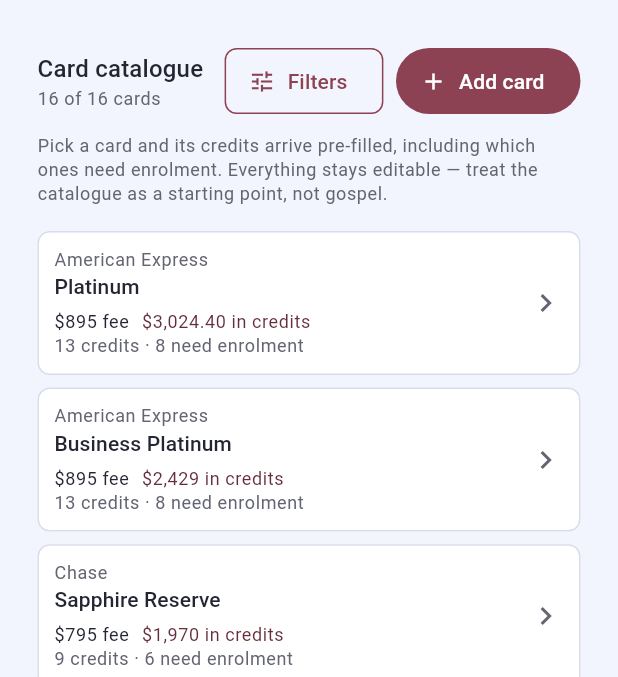
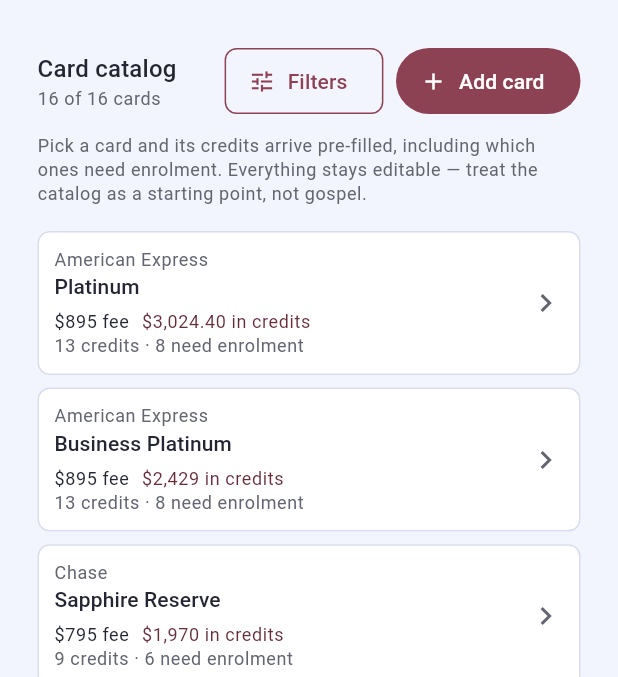
Before and after one commit to helpmebrands/reward-app, a Flutter app: the AddCardScreen screen opened by its route, on a phone screen of 412 x 824 dp, the part 81-758 px from its top. Run offline on Flutter 3.47's test engine with Material 3 defaults, Android fonts, the phone set to English and light mode, and no system bars; our stand-ins replace firebase_auth, firebase_core, firebase_messaging, go_router, share_plus, shared_preferences and 1 more; missing offline and left inert: dart_jsonwebtoken, postgres, shelf_router; accounts and stored records are empty; network calls fail.

Commit message:
fix(mobile): put the cards add button at the top and spell catalog the en-US way
The Cards tab's "Add a card from the catalog" now sits under the title and
totals instead of after every card. Every user-facing "catalogue" in the app
reads "catalog"; code names and developer-only strings keep the old word.

Closes #365

Co-Authored-By: Claude Opus 5.5 (1M context) <noreply@anthropic.com>

```diff
--- a/apps/mobile/lib/logic/app_store.dart
+++ b/apps/mobile/lib/logic/app_store.dart
@@ -279,7 +279,7 @@ class AppStore extends ChangeNotifier {
     } on ApiError catch (e) {
       _problem = switch (e.error) {
         'system maintained' =>
-          'This card follows the catalogue. Change the terms to make it '
+          'This card follows the catalog. Change the terms to make it '
               'your own first.',
         'label taken' => 'Another card is already called that.',
         'forbidden' => readOnlyMessage,
--- a/apps/mobile/lib/screens/add_card_screen.dart
+++ b/apps/mobile/lib/screens/add_card_screen.dart
@@ -369,7 +369,7 @@ class _AddCardScreenState extends State<AddCardScreen> {
               mainAxisSize: MainAxisSize.min,
               crossAxisAlignment: CrossAxisAlignment.start,
               children: [
-                Text('Card catalogue', style: text.titleMedium),
+                Text('Card catalog', style: text.titleMedium),
                 Semantics(
                   liveRegion: true,
                   child: Text(
@@ -433,7 +433,7 @@ class _AddCardScreenState extends State<AddCardScreen> {
         const SizedBox(height: Space.s4),
         Text(
           'Pick a card and its credits arrive pre-filled, including which ones '
-          'need enrolment. Everything stays editable — treat the catalogue as '
+          'need enrolment. Everything stays editable — treat the catalog as '
           'a starting point, not gospel.',
           style: note,
         ),
--- a/apps/mobile/lib/screens/benefit_editor_screen.dart
+++ b/apps/mobile/lib/screens/benefit_editor_screen.dart
@@ -379,7 +379,7 @@ class _BenefitEditorScreenState extends State<BenefitEditorScreen> {
       children: [
         if (linked && card != null) ...[
           Text(
-            'The terms of this credit come from the catalogue and change '
+            'The terms of this credit come from the catalog and change '
             'when the issuer changes them. Enrolment, spend, tracking and '
             'reminders are yours.',
             style: note,
--- a/apps/mobile/lib/screens/card_editor_screen.dart
+++ b/apps/mobile/lib/screens/card_editor_screen.dart
@@ -277,7 +277,7 @@ class _CardEditorScreenState extends State<CardEditorScreen> {
                 Text('Kept up to date', style: text.titleSmall),
                 const SizedBox(height: Space.s1),
                 Text(
-                  'Its fee and credits follow the catalogue, so a change by '
+                  'Its fee and credits follow the catalog, so a change by '
                   'the issuer reaches it without you. The label, renewal date '
                   'and kind are yours.',
                   style: note,
--- a/apps/mobile/lib/screens/cards_screen.dart
+++ b/apps/mobile/lib/screens/cards_screen.dart
@@ -137,7 +137,7 @@ class _CardsBody extends StatelessWidget {
       key: const Key('add-card'),
       onPressed: () => context.go(Paths.newCard),
       icon: const Icon(Icons.add, size: 16),
-      label: const Text('Add a card from the catalogue'),
+      label: const Text('Add a card from the catalog'),
     );
 
     Widget stat(CardSummary summary) => _CardStat(
@@ -210,7 +210,7 @@ class _CardsBody extends StatelessWidget {
               group(
                 'cards-system',
                 'Kept up to date',
-                'Their credits follow the catalogue as issuers change them.',
+                'Their credits follow the catalog as issuers change them.',
               ),
               grid([for (final s in system) stat(s)]),
             ],
@@ -230,11 +230,13 @@ class _CardsBody extends StatelessWidget {
       padding: EdgeInsets.all(widthClass.padding),
       children: [
         header,
+        // Empty, the first-run block carries the one Add button.
+        if (store.canWrite && summaries.isNotEmpty) ...[
+          const SizedBox(height: Space.s4),
+          addCard,
+        ],
         const SizedBox(height: Space.s6),
         ...body,
-        if (widthClass == WidthClass.medium) const SizedBox(height: Space.s4),
-        // Empty, the first-run block carries the one Add button.
-        if (store.canWrite && summaries.isNotEmpty) addCard,
         if (summaries.isEmpty)
           Padding(
             padding: const EdgeInsets.symmetric(vertical: Space.s12),
@@ -249,7 +251,7 @@ class _CardsBody extends StatelessWidget {
                 ),
                 const SizedBox(height: Space.s2),
                 Text(
-                  'Pick it from the catalogue and its credits come pre-filled, '
+                  'Pick it from the catalog and its credits come pre-filled, '
                   'including which ones are stuck behind an enrolment box. You '
                   'can edit every one of them afterwards.',
                   style: note,
--- a/apps/mobile/lib/screens/convert_screen.dart
+++ b/apps/mobile/lib/screens/convert_screen.dart
@@ -70,7 +70,7 @@ class _ConvertScreenState extends State<ConvertScreen> {
                 crossAxisAlignment: CrossAxisAlignment.stretch,
                 children: [
                   Text(
-                    '$name follows the catalogue: when the issuer changes its '
+                    '$name follows the catalog: when the issuer changes its '
                     'credits, the card changes with it.',
                     style: text.bodyMedium,
                   ),
```
Also changed, not shown: 1 other file.
